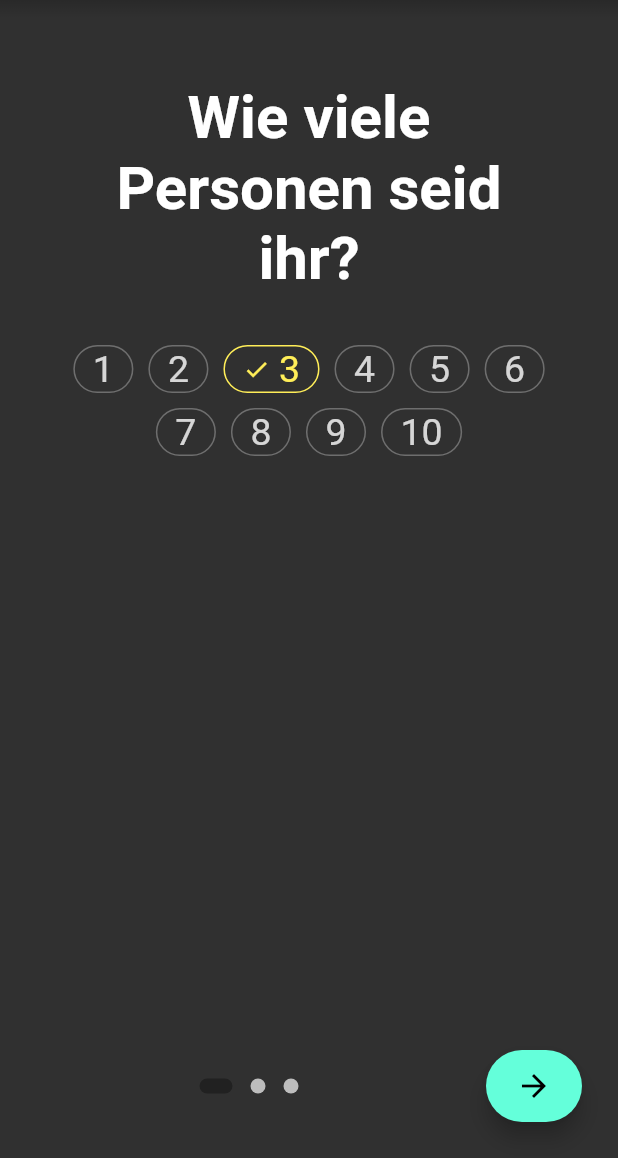
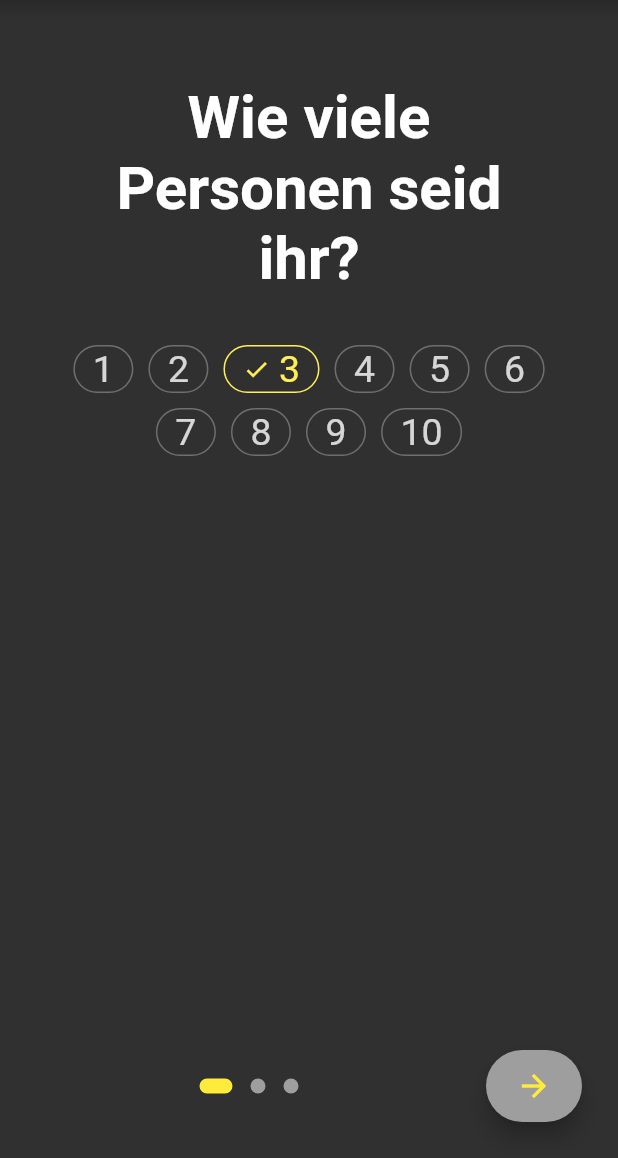
Before and after one commit to Loro23/ceenes, a Flutter app: the screen it shows after launch, after a tap on "Erstellen", on a phone screen of 412 x 824 dp, the part 78-1236 px from its top. Run offline on Flutter 3.47's test engine with Material 2 defaults, Android fonts, the phone set to English and light mode, and no system bars; drawn by our look-alikes of chips_choice, introduction_screen; our stand-ins replace cloud_firestore, expandable, firebase_core, flutter_tindercard, pinput, sticky_headers; missing offline and left inert: dart:html, smart_select, tmdb_api; accounts and stored records are empty.

Commit message:
desgin anpassungen

```diff
--- a/lib/widgets/admin/create_view.dart
+++ b/lib/widgets/admin/create_view.dart
@@ -209,7 +209,7 @@ class Create_ViewState extends State<Create_View>
                                       tooltip: (i, v) => v,
                                     ),
                                     choiceActiveStyle: C2ChoiceStyle(
-                                        color: Colors.lightBlueAccent,
+                                        color: Colors.yellow[400],
                                         borderWidth: 2,
                                         labelStyle: TextStyle(fontSize: 18),
                                         borderOpacity: 0.5),
@@ -224,7 +224,7 @@ class Create_ViewState extends State<Create_View>
                                   Container(
                                       padding:
                                       const EdgeInsets.fromLTRB(15, 0, 15, 10),
-                                      alignment: Alignment.centerLeft,
+                                      alignment: Alignment.center,
                                       child: Text(
                                         state.errorText ?? "",
                                         style: TextStyle(
@@ -297,7 +297,7 @@ class Create_ViewState extends State<Create_View>
                                       tooltip: (i, v) => v,
                                     ),
                                     choiceActiveStyle: C2ChoiceStyle(
-                                        color: Colors.lightBlueAccent,
+                                        color: Colors.yellow[400],
                                         borderWidth: 2,
                                         labelStyle: TextStyle(fontSize: 18),
                                         borderOpacity: 0.5),
@@ -340,13 +340,16 @@ class Create_ViewState extends State<Create_View>
                 skip: const Text('Skip'),
                 next: FloatingActionButton.extended(
                   heroTag: "2",
-                  label: Icon(Icons.arrow_forward),
+                  label: Icon(Icons.arrow_forward, color: Colors.yellow)
+                  ,
+                  backgroundColor: Colors.grey,
                 ),
                 done: FloatingActionButton.extended(
+                  backgroundColor: Colors.yellow.withOpacity(0.95),
                   heroTag: "2",
                   label: Text(
                     "Weiter",
-                    style: TextStyle(color: Colors.white),
+                    style: TextStyle(color: Colors.black54),
                   ),
                   onPressed: _isDisabled
                       ? null
@@ -395,11 +398,11 @@ class Create_ViewState extends State<Create_View>
                                 }));
                               });
                         },
-                  backgroundColor: animation.value,
                 ),
                 dotsDecorator: const DotsDecorator(
+                  activeColor: Colors.yellow,
                   size: Size(10.0, 10.0),
-                  color: Color(0xFFBDBDBD),
+                  color: Colors.grey,
                   activeSize: Size(22.0, 10.0),
                   activeShape: RoundedRectangleBorder(
                     borderRadius: BorderRadius.all(Radius.circular(25.0)),
@@ -435,7 +438,7 @@ class Create_ViewState extends State<Create_View>
                   ),
                   Padding(
                       padding: const EdgeInsets.only(top:8, left: 8, bottom: 8, right: 12),
-                      child: Image.asset("assets/ceenes_logo_yellow4x.png", height: 40,)
+                      child: Hero(child: Image.asset("assets/ceenes_logo_yellow4x.png", height: 40,), tag: 44,)
                   ),
                 ],
               ),
--- a/lib/widgets/start_view.dart
+++ b/lib/widgets/start_view.dart
@@ -30,11 +30,12 @@ class _StartViewState extends State<StartView> {
             child: Column(
               mainAxisAlignment: MainAxisAlignment.center,
               children: [
+                Image.asset("assets/ceenes_logo_yellow4x.png", height: 150,),
                 Padding(
                   padding: const EdgeInsets.only(bottom: 30),
                   child: Text(
                     "Wähle aus, ob du eine Gruppe erstellen oder an einer teilnehmen willst.",
-                    style: TextStyle(fontSize: 35),
+                    style: TextStyle(fontSize: 28),
                   ),
                 ),
                 Padding(
@@ -47,9 +48,9 @@ class _StartViewState extends State<StartView> {
                       child: RaisedButton(
                         child: Text(
                           "Erstellen",
-                          style: TextStyle(fontSize: 30, color: Colors.white),
+                          style: TextStyle(fontSize: 30, color: Colors.black54, fontWeight: FontWeight.w600),
                         ),
-                        color: Colors.blue,
+                        color: Colors.yellow.withOpacity(0.95),
                         onPressed: () {
                           Navigator.of(context).push(
                               MaterialPageRoute(builder: (BuildContext context) {
@@ -66,7 +67,7 @@ class _StartViewState extends State<StartView> {
                   child: Hero(
                     tag: "14",
                     child: RaisedButton(
-                      color: Colors.pinkAccent,
+                      color: Colors.grey[700],
                       child: Text(
                         "Teilnehmen",
                         style: TextStyle(fontSize: 30, color: Colors.white),
@@ -107,6 +108,7 @@ class _StartViewState extends State<StartView> {
               ),
             ),
           ),
+
         ],
       ),
     );
```
Also changed, not shown: lib/widgets/login_view.dart (+9 -6 lines), lib/widgets/review.dart (+0 -10 lines).
